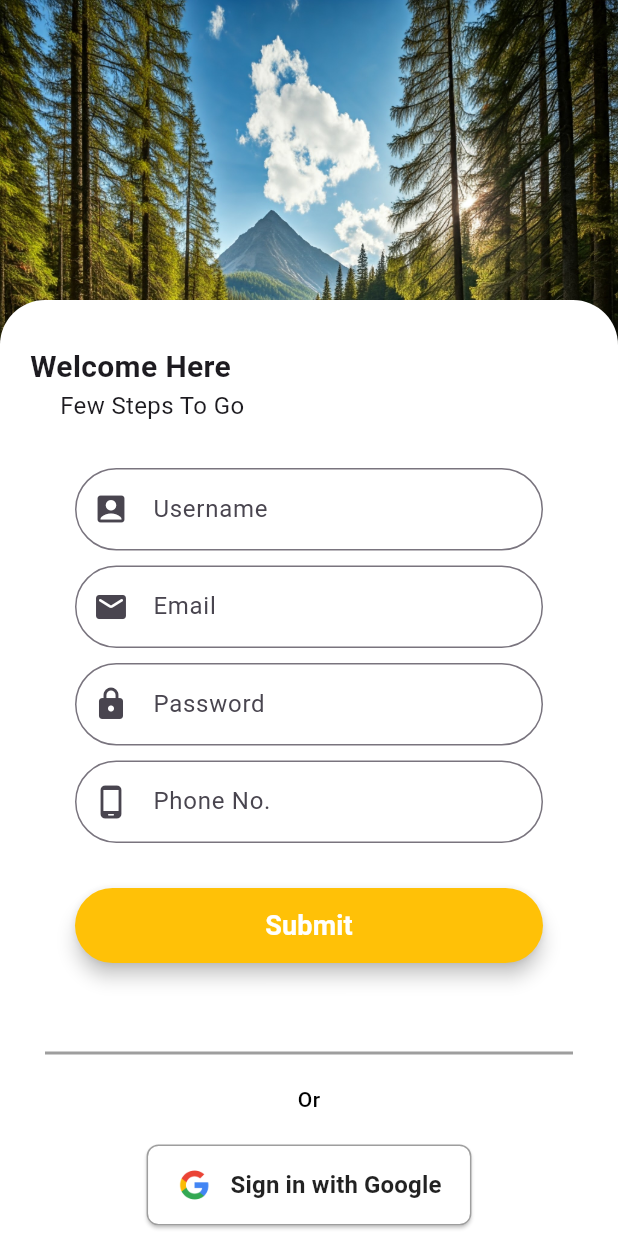
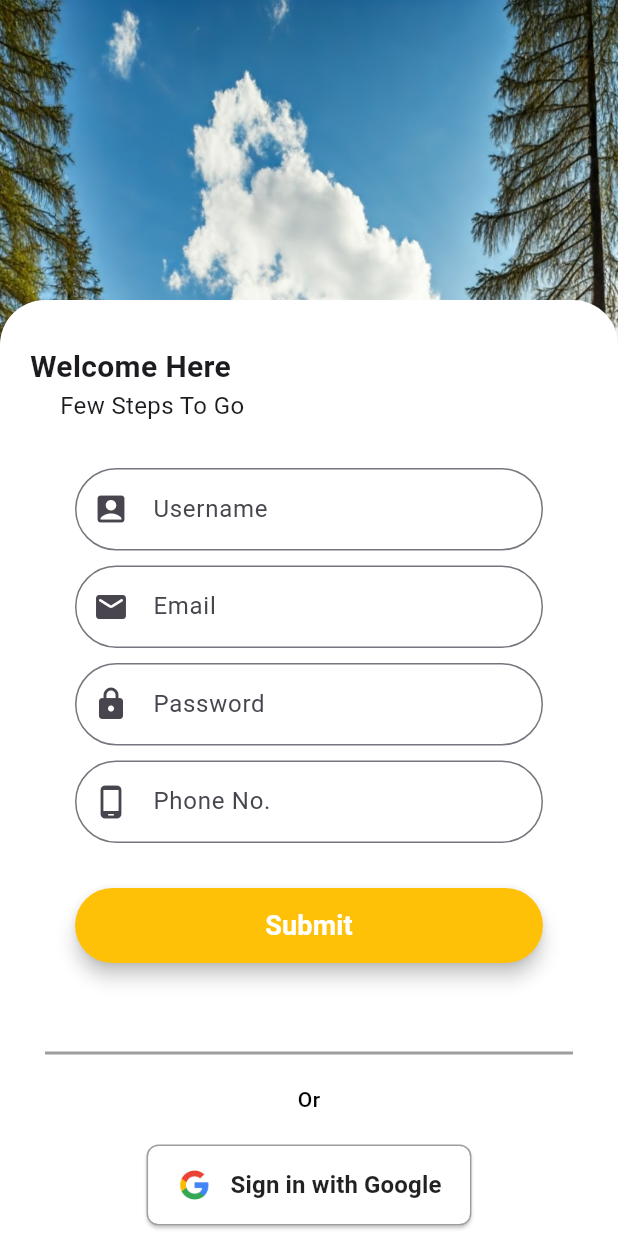
Before and after one commit to JEDIWONG/Flutter-Mobile-App-HealthMatrix, a Flutter app: the Registration screen opened by its route, on a phone screen of 412 x 824 dp. Run offline on Flutter 3.47's test engine with Material 3 defaults, Android fonts, the phone set to English and light mode, and no system bars; our stand-ins replace percent_indicator, smooth_page_indicator.

Commit message:
Updates and Fixes

```diff
--- a/lib/screen/registration.dart
+++ b/lib/screen/registration.dart
@@ -16,7 +16,7 @@ class Registration extends StatelessWidget {
           decoration: const BoxDecoration(
             image: DecorationImage(
               image: AssetImage("assets/images/onboarding_last.jpg"),
-              alignment: Alignment.topCenter,
+              fit: BoxFit.cover,
             ),
           ),
           child: Container(
```
